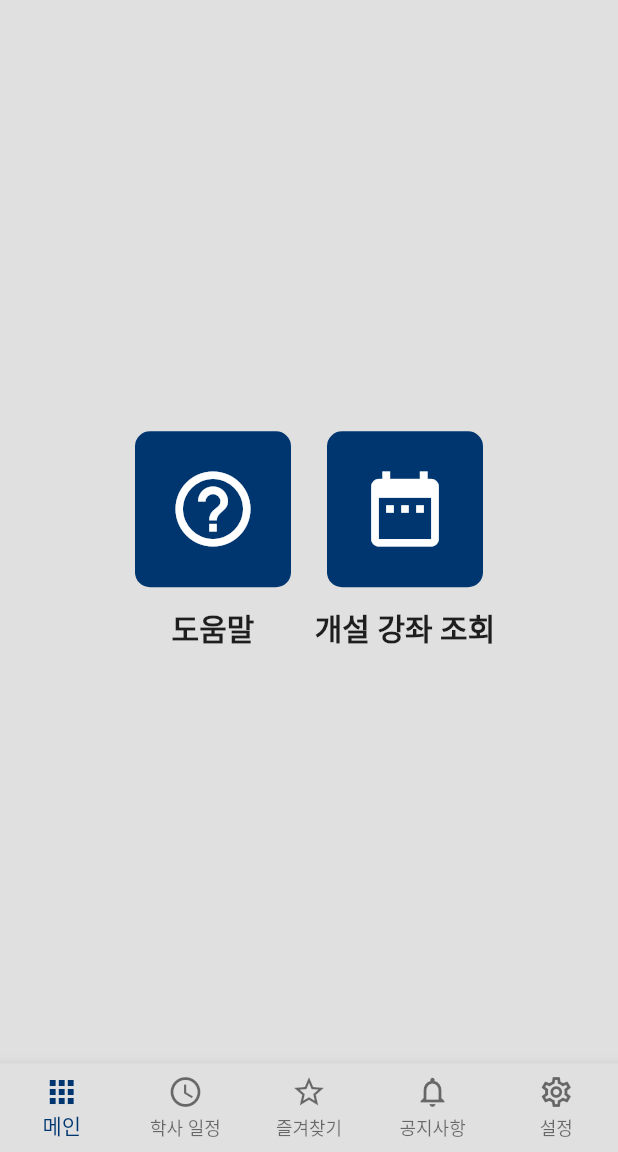
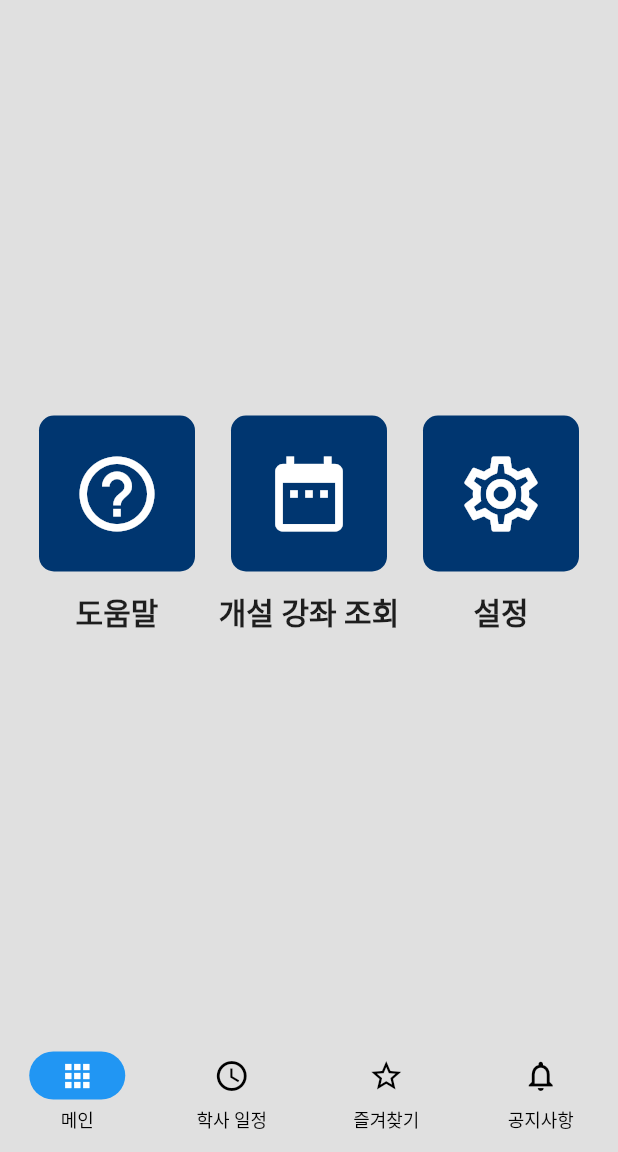
Before and after one commit to sun30812/suwon_mate, a Flutter app: the screen it shows after launch, on a phone screen of 412 x 824 dp, the part 84-1236 px from its top. Run offline on Flutter 3.47's test engine with Material 2 defaults, Android fonts, the phone set to English and light mode, and no system bars; our stand-ins replace firebase_core, firebase_database, firebase_remote_config, flutter_html, flutter_riverpod, go_router and 2 more; accounts and stored records are empty.

Commit message:
하단 탭 바 디자인 변경
material3디자인 적용 및 지침에 의거 설정 탭 제거

```diff
--- a/lib/main.dart
+++ b/lib/main.dart
@@ -112,7 +112,8 @@ class App extends ConsumerWidget {
             colorScheme: ThemeData().colorScheme.copyWith(
                 secondary: const Color.fromARGB(255, 0, 54, 112),
                 onSecondary: const Color.fromARGB(255, 0, 54, 112),
-                primary: const Color.fromARGB(255, 0, 54, 112))),
+                primary: const Color.fromARGB(255, 0, 54, 112))
+        ),
         title: '수원 메이트',
         routerConfig: _routes);
   }
@@ -129,19 +130,21 @@ class MainPage extends StatefulWidget {
 
 class _MainPageState extends State<MainPage> {
   /// 앱 하단에 표시되는 버튼
-  List<BottomNavigationBarItem> shortcuts = const [
-    BottomNavigationBarItem(icon: Icon(Icons.apps), label: '메인'),
-    BottomNavigationBarItem(
+  List<Widget> shortcuts = const [
+    NavigationDestination(
+        icon: Icon(Icons.apps_outlined), label: '메인', tooltip: '메인'),
+    NavigationDestination(
         icon: Icon(Icons.schedule_outlined), label: '학사 일정', tooltip: '학사 일정'),
-    BottomNavigationBarItem(
+    NavigationDestination(
         icon: Icon(Icons.star_border_outlined),
+        selectedIcon: Icon(Icons.star),
         label: '즐겨찾기',
         tooltip: '즐겨찾는 과목'),
-    BottomNavigationBarItem(
+    NavigationDestination(
         icon: Icon(Icons.notifications_none_outlined),
+        selectedIcon: Icon(Icons.notifications),
         label: '공지사항',
         tooltip: '학교 공지사항'),
-    BottomNavigationBarItem(icon: Icon(Icons.settings_outlined), label: '설정'),
   ];
 
   /// 앱 하단의 몇번째 버튼이 눌렸는지에 대한 정보를 가진 변수
@@ -170,12 +173,11 @@ class _MainPageState extends State<MainPage> {
                 icon: const Icon(Icons.clear_all))
           ],
         ),
-        bottomNavigationBar: BottomNavigationBar(
-          type: BottomNavigationBarType.fixed,
+        bottomNavigationBar: NavigationBar(
           backgroundColor: Colors.grey[300],
-          items: shortcuts,
-          currentIndex: _pageIndex,
-          onTap: (value) => setState(() {
+          destinations: shortcuts,
+          selectedIndex: _pageIndex,
+          onDestinationSelected: (value) => setState(() {
             _pageIndex = value;
           }),
         ),
@@ -206,7 +208,7 @@ class _MainPageState extends State<MainPage> {
         return const SchedulePage();
       case 2:
         return const FavoriteSubjectPage();
-      case 3:
+      default:
         return FutureBuilder(
             future: getSettings(),
             builder: (context, snapshot) {
@@ -234,8 +236,6 @@ class _MainPageState extends State<MainPage> {
                 return const NoticePage();
               }
             });
-      default:
-        return const SettingsPage();
     }
   }
 }
@@ -353,7 +353,12 @@ class _MainMenuState extends State<MainMenu> {
                       }
                     },
                   ),
-                ]
+                ],
+                SuwonSquareButton(
+                  icon: Icons.settings_outlined,
+                  buttonName: '설정',
+                  onPressed: () => context.push('/settings'),
+                ),
               ],
             ),
           ],
```
Also changed, not shown: lib/settings.dart (+19 -27 lines).
